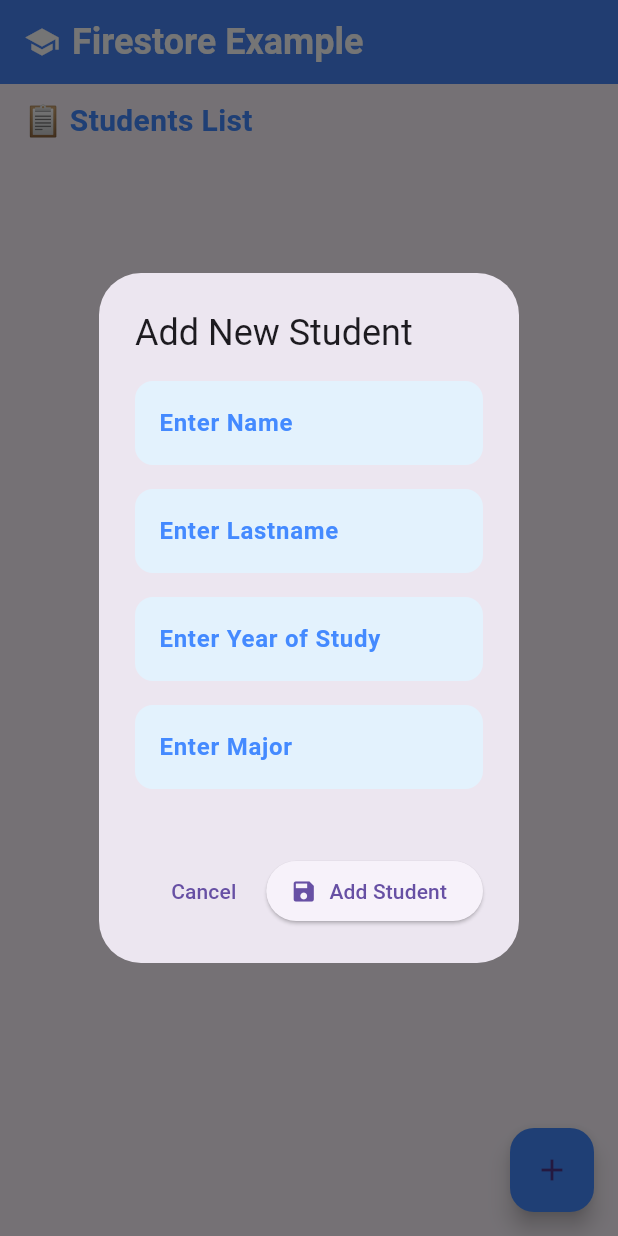
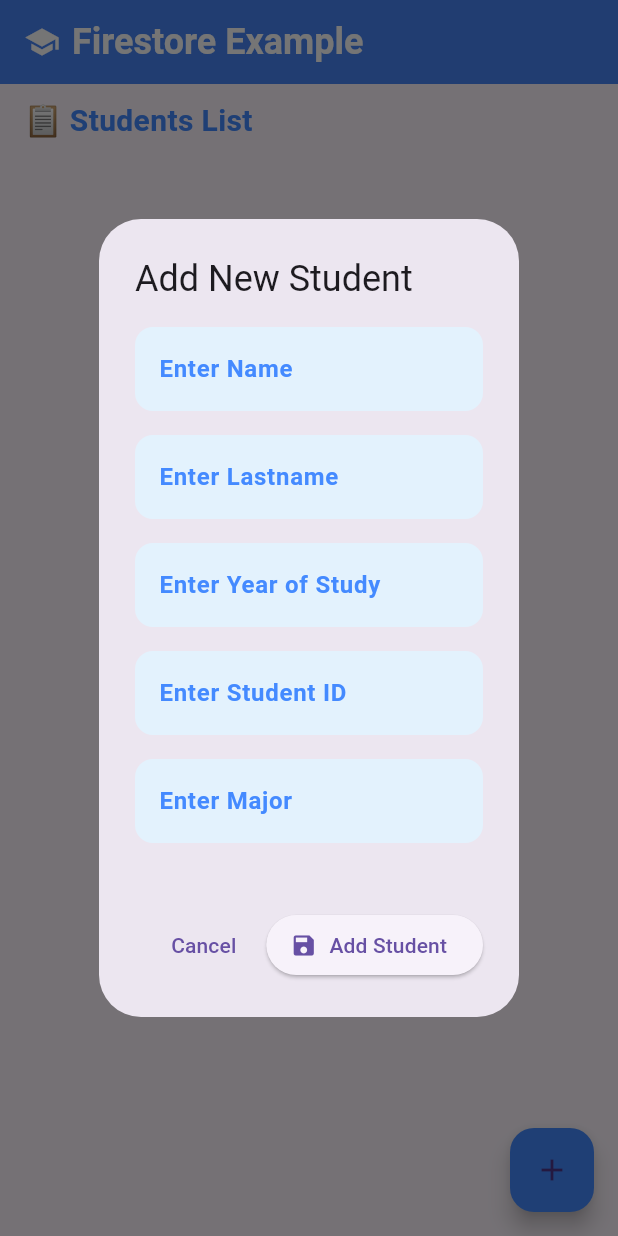
Before and after one commit to thanachok11/firebase-Firestore-flutter, a Flutter app: the screen it shows after launch, after a tap on the "add" icon, on a phone screen of 412 x 824 dp. Run offline on Flutter 3.47's test engine with Material 3 defaults, Android fonts, the light colour scheme and no system bars; our stand-ins replace cloud_firestore, firebase_core; accounts and stored records are empty.

Commit message:
Update homepage.dart

```diff
--- a/lib/homepage.dart
+++ b/lib/homepage.dart
@@ -14,6 +14,7 @@ class HomePageState extends State<HomePage> {
   final TextEditingController lastnameController = TextEditingController();
   final TextEditingController yearOfStudyController = TextEditingController();
   final TextEditingController majorController = TextEditingController();
+  final TextEditingController studentIdController = TextEditingController();
 
   final CollectionReference users =
       FirebaseFirestore.instance.collection('students');
@@ -112,6 +113,29 @@ class HomePageState extends State<HomePage> {
                   keyboardType: TextInputType.number,
                 ),
                 const SizedBox(height: 16),
+                TextField(
+                  controller: studentIdController,
+                  decoration: InputDecoration(
+                    labelText: 'Enter Student ID',
+                    labelStyle: const TextStyle(
+                      fontSize: 16,
+                      color: Colors.blueAccent,
+                      fontWeight: FontWeight.w600,
+                    ),
+                    filled: true,
+                    fillColor: Colors.blue[50], // Light blue background
+                    border: OutlineInputBorder(
+                      borderRadius: BorderRadius.circular(12),
+                      borderSide: BorderSide.none, // Remove border
+                    ),
+                    focusedBorder: OutlineInputBorder(
+                      borderRadius: BorderRadius.circular(12),
+                      borderSide:
+                          const BorderSide(color: Colors.blueAccent, width: 2),
+                    ),
+                  ),
+                ),
+                const SizedBox(height: 16),
 
                 // สาขาที่ศึกษา (TextField)
                 TextField(
@@ -145,6 +169,7 @@ class HomePageState extends State<HomePage> {
             TextButton(
               onPressed: () {
                 // เคลียร์ข้อมูลและปิด Popup
+                studentIdController.clear();
                 nameController.clear();
                 lastnameController.clear();
                 yearOfStudyController.clear();
@@ -165,6 +190,7 @@ class HomePageState extends State<HomePage> {
                   // ถ้าเป็นการแก้ไขข้อมูล
                   if (student != null) {
                     await users.doc(student.id).update({
+                      'student_id': studentIdController.text,
                       'name': nameController.text,
                       'lastname': lastnameController.text,
                       'year_of_study': yearOfStudyController.text,
@@ -173,6 +199,7 @@ class HomePageState extends State<HomePage> {
                   } else {
                     // ถ้าเป็นการเพิ่มข้อมูลใหม่
                     await users.add({
+                      'student_id': studentIdController.text,
                       'name': nameController.text,
                       'lastname': lastnameController.text,
                       'year_of_study': yearOfStudyController.text,
@@ -187,6 +214,22 @@ class HomePageState extends State<HomePage> {
                     yearOfStudyController.clear();
                     majorController.clear();
                   }
+
+                  // ปิด Popup
+                  Navigator.of(context).pop();
+
+                  // แสดงข้อความแจ้งเตือน "Update data success"
+                  ScaffoldMessenger.of(context).showSnackBar(
+                    const SnackBar(
+                      content: Text('Update Data Success'),
+                      backgroundColor: Colors.green,
+                    ),
+                  );
+
+                  // รีเฟรชหน้าหลักหลังจากเพิ่มหรือแก้ไขข้อมูล
+                  setState(() {
+                    // ทำให้ UI รีเฟรช
+                  });
                 }
               },
             ),
@@ -310,7 +353,7 @@ class HomePageState extends State<HomePage> {
                                       fontWeight: FontWeight.bold),
                                 ),
                                 subtitle: Text(
-                                    '🎓 Year: ${data['year_of_study']} | Major: ${data['major']}'),
+                                    '🎓 Student ID: ${data['student_id']} | Year: ${data['year_of_study']} | Major: ${data['major']}'),
                                 trailing: Row(
                                   mainAxisSize: MainAxisSize.min,
                                   children: [
```
